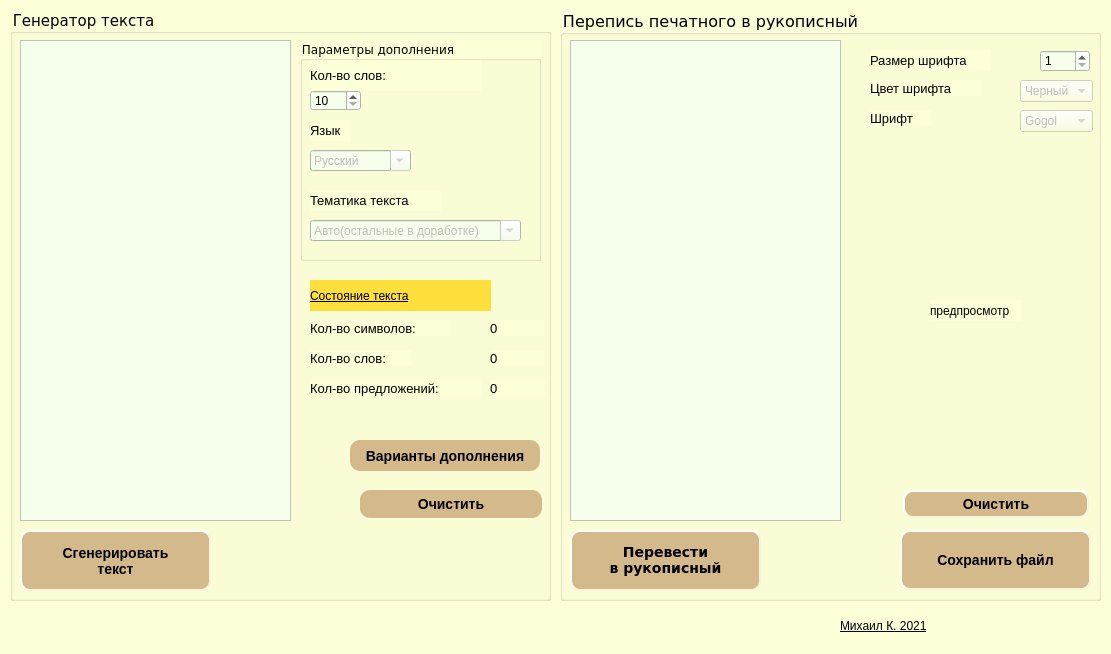
This is Coursework/Client_cpp/mainwindow.ui in cucumbar/Programming as Qt 5 draws it before an edit. The edited form follows.
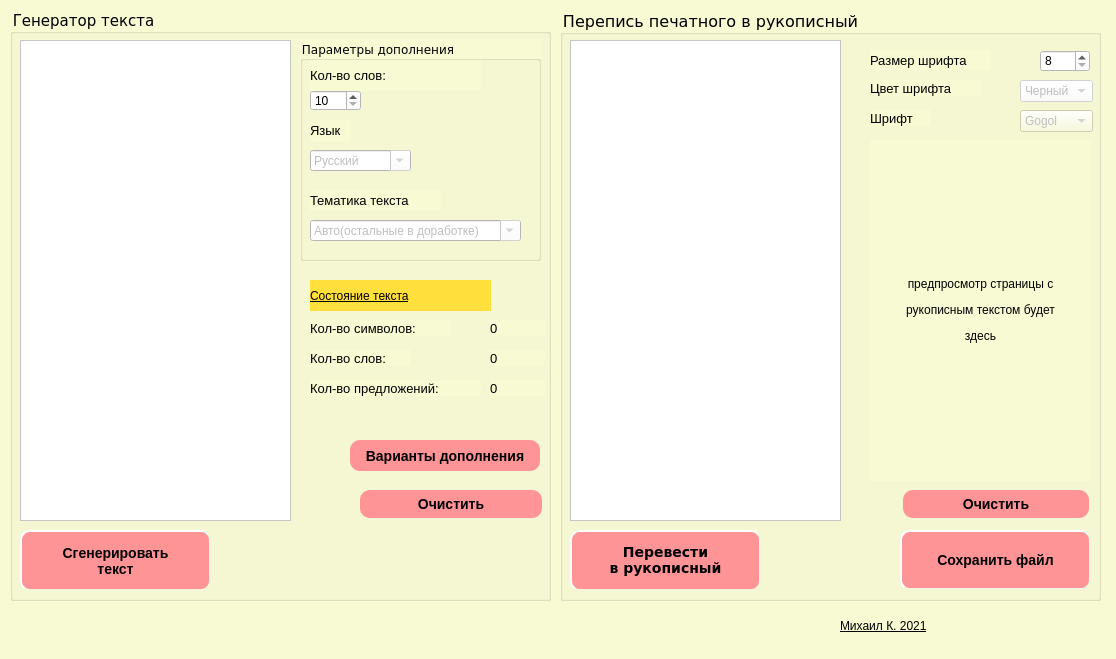
This is the edited form.

Patch:
```diff
--- a/Coursework/Client_cpp/mainwindow.ui
+++ b/Coursework/Client_cpp/mainwindow.ui
@@ -6,15 +6,21 @@
    <rect>
     <x>0</x>
     <y>0</y>
-    <width>1111</width>
-    <height>654</height>
+    <width>1116</width>
+    <height>659</height>
    </rect>
   </property>
   <property name="windowTitle">
    <string>MainWindow</string>
   </property>
   <property name="styleSheet">
-   <string notr="true">background-color: rgb(253, 255, 217);</string>
+   <string notr="true">background-color: rgb(248, 250, 212);</string>
+  </property>
+  <property name="iconSize">
+   <size>
+    <width>32</width>
+    <height>32</height>
+   </size>
   </property>
   <widget class="QWidget" name="centralwidget">
    <widget class="QGroupBox" name="groupBox">
@@ -52,7 +58,7 @@
      </property>
      <property name="styleSheet">
       <string notr="true">font: 9pt &quot;Verdana&quot;;
-background-color: rgb(245, 255, 235);
+background-color: rgb(255, 255, 255);
 text-align: justify;
 </string>
      </property>
@@ -110,7 +116,7 @@
        </rect>
       </property>
       <property name="styleSheet">
-       <string notr="true">background-color: rgb(245, 255, 235);</string>
+       <string notr="true">background-color: rgb(255, 255, 255);</string>
       </property>
       <property name="minimum">
        <number>10</number>
@@ -132,7 +138,7 @@
        </rect>
       </property>
       <property name="styleSheet">
-       <string notr="true">background-color: rgb(245, 255, 235);</string>
+       <string notr="true">background-color: rgb(255, 255, 255);</string>
       </property>
       <property name="editable">
        <bool>true</bool>
@@ -193,7 +199,7 @@
        </rect>
       </property>
       <property name="styleSheet">
-       <string notr="true">background-color: rgb(245, 255, 235);</string>
+       <string notr="true">background-color: rgb(255, 255, 255);</string>
       </property>
       <property name="editable">
        <bool>true</bool>
@@ -249,7 +255,7 @@
      </property>
      <property name="styleSheet">
       <string notr="true">QPushButton#pushButton {
-	background-color: rgb(212, 185, 139);
+	background-color: rgb(255, 148, 150);
 	border-style: outset;
     border-width: 2px;
     border-radius: 10px;
@@ -398,7 +404,7 @@
      </property>
      <property name="styleSheet">
       <string notr="true">QPushButton#pushButton_3 {
-	background-color: rgb(212, 185, 139);
+	background-color: rgb(255, 148, 150);
     border-width: 2px;
     border-radius: 10px;
     border-color: beige;
@@ -436,7 +442,7 @@
      </property>
      <property name="styleSheet">
       <string notr="true">QPushButton#pushButton_4 {
-	background-color: rgb(212, 185, 139);
+	background-color: rgb(255, 148, 150);
     border-width: 2px;
     border-radius: 10px;
     border-color: beige;
@@ -505,7 +511,7 @@
      </property>
      <property name="styleSheet">
       <string notr="true">font: 9pt &quot;Verdana&quot;;
-background-color: rgb(245, 255, 235);
+background-color: rgb(255, 255, 255);
 text-align: justify;
 
 </string>
@@ -534,7 +540,7 @@
      </property>
      <property name="styleSheet">
       <string notr="true">QPushButton#pushButton_2 {
-	background-color: rgb(212, 185, 139);
+	background-color: rgb(255, 148, 150);
 	border-style: outset;
     border-width: 2px;
     border-radius: 10px;
@@ -557,14 +563,17 @@
     <widget class="QLabel" name="label_image">
      <property name="geometry">
       <rect>
-       <x>370</x>
-       <y>290</y>
-       <width>91</width>
-       <height>21</height>
+       <x>310</x>
+       <y>130</y>
+       <width>221</width>
+       <height>341</height>
       </rect>
      </property>
      <property name="text">
-      <string>предпросмотр</string>
+      <string>&lt;html&gt;&lt;head/&gt;&lt;body&gt;&lt;p align=&quot;center&quot;&gt;предпросмотр страницы с&lt;/p&gt;&lt;p align=&quot;center&quot;&gt;рукописным текстом будет&lt;/p&gt;&lt;p align=&quot;center&quot;&gt; здесь&lt;/p&gt;&lt;/body&gt;&lt;/html&gt;</string>
+     </property>
+     <property name="scaledContents">
+      <bool>true</bool>
      </property>
     </widget>
     <widget class="QLabel" name="label_10">
@@ -625,13 +634,13 @@
       </rect>
      </property>
      <property name="styleSheet">
-      <string notr="true">background-color: rgb(245, 255, 235);</string>
+      <string notr="true">background-color: rgb(255, 255, 255);</string>
      </property>
      <property name="minimum">
-      <number>1</number>
+      <number>8</number>
      </property>
      <property name="maximum">
-      <number>36</number>
+      <number>20</number>
      </property>
     </widget>
     <widget class="QPushButton" name="pushButton_5">
@@ -648,7 +657,7 @@
      </property>
      <property name="styleSheet">
       <string notr="true">QPushButton#pushButton_5 {
-	background-color: rgb(212, 185, 139);
+	background-color: rgb(255, 148, 150);
 	border-style: outset;
     border-width: 2px;
     border-radius: 10px;
@@ -679,6 +688,9 @@
        <height>22</height>
       </rect>
      </property>
+     <property name="styleSheet">
+      <string notr="true">background-color: rgb(255, 255, 255);</string>
+     </property>
      <item>
       <property name="text">
        <string>Черный</string>
@@ -724,8 +736,7 @@
      </property>
      <property name="styleSheet">
       <string notr="true">QPushButton#pushButton_6 {
-	background-color: rgb(212, 185, 139);
-	border-style: outset;
+	background-color: rgb(255, 148, 150);
     border-width: 2px;
     border-radius: 10px;
     border-color: beige;
@@ -766,7 +777,7 @@
      <rect>
       <x>10</x>
       <y>610</y>
-      <width>381</width>
+      <width>531</width>
       <height>31</height>
      </rect>
     </property>
```
Left out of the diff: 6 changed lines with no effect on the pictures.
